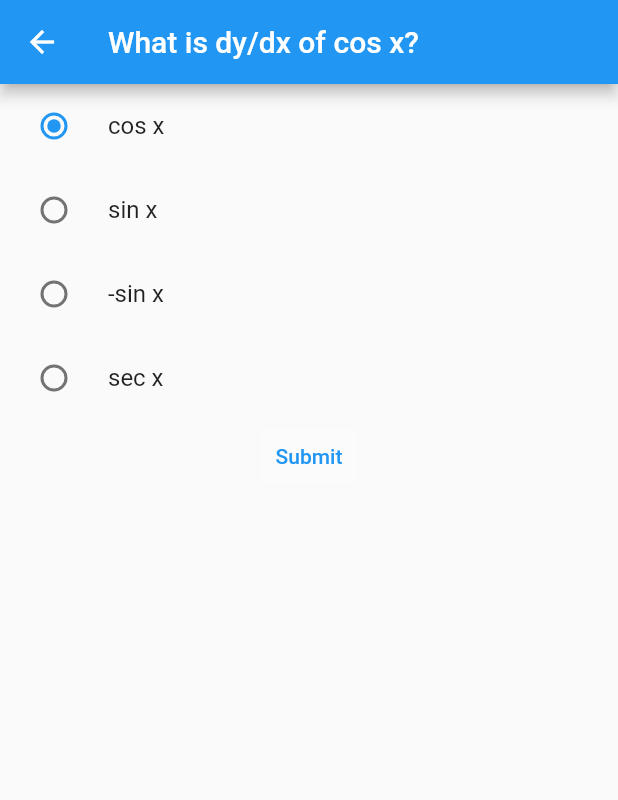
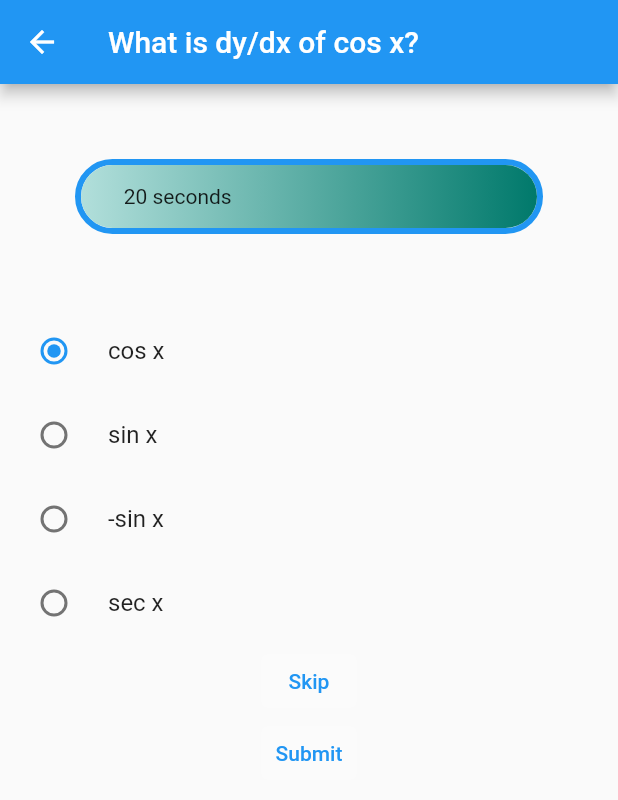
Before and after one commit to Harini-Sritharar/A-Level-Computing-Project, a Flutter app: the PresetMenu screen opened directly, after a tap on "Trigonometry Differentiation", on a phone screen of 412 x 824 dp. Shown: the top 800 px of the screen. Run offline on Flutter 3.47's test engine with Material 2 defaults, Android fonts, the phone set to English and light mode, and no system bars; drawn by our look-alikes of auto_size_text.

Commit message:
Worked on the progress bar and enabled user to skip questions

```diff
--- a/Iteration 1/lib/screens/quiz_navigator.dart
+++ b/Iteration 1/lib/screens/quiz_navigator.dart
@@ -1,4 +1,5 @@
 import 'package:flutter/cupertino.dart';
+import 'package:flutter/material.dart';
 import 'package:nea_prototype_1/screens/quiz_screen_function.dart';
 import '../questionInfo.dart';
 
@@ -20,7 +21,7 @@ class _QuizNavigatorState extends State<QuizNavigator> {
   void initState() {
     super.initState();
     for (int i = 0; i < widget.questionsAndOptions.length; i++) {
-      questions.add(QuizScreen(widget.questionsAndOptions[i],setNextQuestion,returnPreviousQuestion));
+      questions.add(QuizScreen(widget.questionsAndOptions[i],setNextQuestion,returnPreviousQuestion,checkQuizEnd));
     }
   }
 
--- a/Iteration 1/lib/screens/quiz_screen_function.dart
+++ b/Iteration 1/lib/screens/quiz_screen_function.dart
@@ -2,15 +2,19 @@ import 'package:flutter/material.dart';
 import 'package:nea_prototype_1/button.dart';
 import 'package:nea_prototype_1/questionInfo.dart';
 import 'package:auto_size_text/auto_size_text.dart';
+// ignore: import_of_legacy_library_into_null_safe
+//import 'package:websafe_svg/websafe_svg.dart';
 
+// ignore: must_be_immutable
 class QuizScreen extends StatefulWidget {
   final numOfOptions = 4;
   late final List<bool> _checkBoxSelected;
   final void Function() setNextQuestion;
   final void Function() returnPreviousQuestion;
+  var checkQuizEnd;
   final QuestionInfo questionInfo;
   QuizScreen(
-      this.questionInfo, this.setNextQuestion, this.returnPreviousQuestion) {
+      this.questionInfo, this.setNextQuestion, this.returnPreviousQuestion, this.checkQuizEnd) {
     _checkBoxSelected = List.filled(numOfOptions, false);
   }
   @override
@@ -27,8 +31,9 @@ class _QuizScreenState extends State<QuizScreen> {
     if (chosenAns == rightIndex) {
       points++;}
     else {
-      bgColour = Colors.redAccent[100];
+      bgColour = Colors.red[700];
       message = "Incorrect";}
+
     return showDialog(
       barrierDismissible: true,
         context: context,
@@ -38,12 +43,17 @@ class _QuizScreenState extends State<QuizScreen> {
               child: AlertDialog(
                 backgroundColor: bgColour,
                 title: Text(message),
-
               ),
             );
-        });
+          }
+        );
    }
 
+  // showScore(checkEnd){
+  //   if (widget.checkQuizEnd){
+
+  //   }
+  // }
   @override
   Widget build(BuildContext context) {
     return Scaffold(
@@ -51,8 +61,48 @@ class _QuizScreenState extends State<QuizScreen> {
           title: AutoSizeText(
         widget.questionInfo.question,
         maxLines: 1,
+      ),
+      ),
+      body: (
+    Column(children: [
+      // countdown timer
+      SafeArea(
+        child: Padding(
+          padding: const EdgeInsets.symmetric(horizontal: 50, vertical:50 ),
+          child: Column(
+            children: [
+              Container(
+                width: double.infinity,
+                height: 50,
+                decoration: BoxDecoration(
+                  border: Border.all(color: Colors.blue,
+                  width: 4),
+                  borderRadius: BorderRadius.circular(50)
+                ),
+                child: Stack(children: [LayoutBuilder(builder: (context,constraints) => Container(
+                  width: double.infinity,
+                  decoration: BoxDecoration(
+                    gradient: LinearGradient(
+                      colors: [Color(0xFFB2DFDB), Color(0xFF00796B)],
+                      begin: Alignment.centerLeft,
+                      end: Alignment.centerRight),
+                    borderRadius: BorderRadius.circular(50)
+                  ),
                 )),
-      body: (Column(children: [
+                Positioned.fill(
+                  child: Padding(
+                    padding: const EdgeInsets.symmetric(horizontal: 25),
+                    child: Row(
+                      mainAxisAlignment: MainAxisAlignment.spaceBetween,
+                      children: [
+                        Text(" 20 seconds")
+                      ],)
+                  )
+                    )
+                ],)
+              )
+            ],
+          ),)),
           // creating the radio buttons
           for (var i = 0; i < widget.numOfOptions; i++)
             RadioListTile(
@@ -67,10 +117,28 @@ class _QuizScreenState extends State<QuizScreen> {
                 });
               },
             ),
+          QuizButton("Skip", widget.setNextQuestion),
           QuizButton("Submit", () {
             checkAnswer(chosenAnswer, widget.questionInfo.correctIndex, points);
+
           }),
         ])),
     );
   }
+      //  Widget build(BuildContext context) {
+      //    return Stack(
+      //      children: [
+      //        //WebsafeSvg.asset("lib/assets/quizbg.svg"),
+      //        SafeArea(
+      //          child: Padding(
+      //            padding: const EdgeInsets.symmetric(horizontal:20),
+      //            child: Column(children: [Container(
+      //              width: double.infinity,
+      //              height:50,
+      //             color: Colors.purple[200],
+      //            )],))
+      //        )
+      //      ],
+      //    );
+      //  }
 }
--- a/Iteration 1/pubspec.yaml
+++ b/Iteration 1/pubspec.yaml
@@ -24,6 +24,9 @@ dependencies:
   flutter:
     sdk: flutter
   auto_size_text: ^3.0.0
+  # this allows handling of SvGs for Android,iOS and Web
+  websafe_svg: ^1.1.4
+  get: ^3.24.0
 
 
   # The following adds the Cupertino Icons font to your application.
@@ -46,7 +49,8 @@ flutter:
   uses-material-design: true
 
   # To add assets to your application, add an assets section, like this:
-  #assets:
+  # assets:
+  # - lib/assets
   #   - images/a_dot_ham.jpeg
 
   # An image asset can refer to one or more resolution-specific "variants", see
```
Also changed, not shown: Iteration 1/lib/screens/preset_quizzes_menu.dart (+30 -30 lines), Iteration 1/pubspec.lock. Lines whose indentation alone changed are shown as unchanged.
